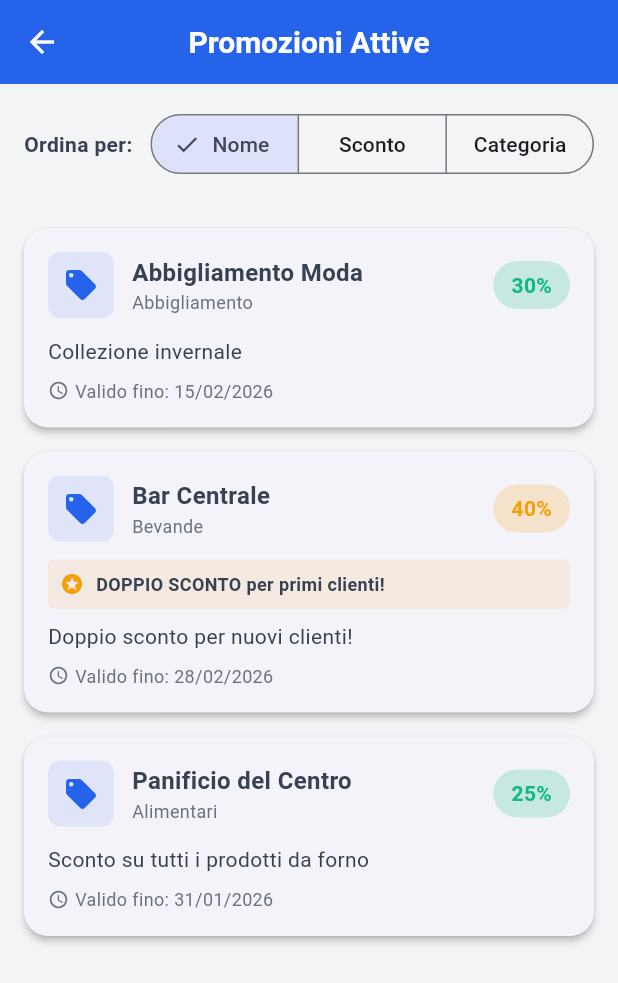
After one commit to DevWisdom08/rapresentante-commercianti, a Flutter app: the HomeCliente screen opened by its route, after a tap on "Promozioni Attive", on a phone screen of 412 x 824 dp. The commit adds this screen. Shown: the top 983 px of the screen. Run offline on Flutter 3.47's test engine with Material 3 defaults, Android fonts, the phone set to English and light mode, and no system bars; our stand-ins replace flutter_secure_storage, qr_flutter; missing offline and left inert: mobile_scanner; accounts and stored records are empty; network calls fail.

Commit message:
feat: punto 5 - added promotions view for cliente with sorting (nome/sconto/categoria)

```diff
--- a/frontend/lib/screens/cliente/home_cliente.dart
+++ b/frontend/lib/screens/cliente/home_cliente.dart
@@ -6,6 +6,7 @@ import '../../config/theme.dart';
 import 'storico_transazioni_screen.dart';
 import 'lista_esercenti_screen.dart';
 import 'qr_code_screen.dart';
+import 'promozioni_cliente_screen.dart';
 
 /// Home Cliente con wallet e funzionalità base
 class HomeCliente extends StatefulWidget {
@@ -158,6 +159,26 @@ class _HomeClienteState extends State<HomeCliente> {
                     ),
                     const SizedBox(height: AppTheme.spacingM),
 
+                    // Promozioni (NUOVO)
+                    Card(
+                      color: AppTheme.warning.withOpacity(0.05),
+                      child: ListTile(
+                        leading: Icon(Icons.local_offer, color: AppTheme.warning),
+                        title: const Text('Promozioni Attive'),
+                        subtitle: const Text('Scopri gli sconti disponibili'),
+                        trailing: const Icon(Icons.arrow_forward_ios, size: 16),
+                        onTap: () {
+                          Navigator.push(
+                            context,
+                            MaterialPageRoute(
+                              builder: (context) => const PromozioniClienteScreen(),
+                            ),
+                          );
+                        },
+                      ),
+                    ),
+                    const SizedBox(height: AppTheme.spacingM),
+
                     // Info placeholder
                     Card(
                       child: Padding(
--- /dev/null
+++ b/frontend/lib/screens/cliente/promozioni_cliente_screen.dart
@@ -0,0 +1,240 @@
+import 'package:flutter/material.dart';
+import '../../config/theme.dart';
+import '../../services/api_service.dart';
+
+/// Vista Promozioni per Cliente
+class PromozioniClienteScreen extends StatefulWidget {
+  const PromozioniClienteScreen({super.key});
+
+  @override
+  State<PromozioniClienteScreen> createState() => _PromozioniClienteScreenState();
+}
+
+class _PromozioniClienteScreenState extends State<PromozioniClienteScreen> {
+  final _apiService = ApiService();
+  List<Map<String, dynamic>> _promozioni = [];
+  String _ordinamento = 'nome'; // nome, sconto, categoria
+  bool _isLoading = true;
+
+  @override
+  void initState() {
+    super.initState();
+    _loadPromozioni();
+  }
+
+  Future<void> _loadPromozioni() async {
+    setState(() => _isLoading = true);
+
+    // Mock data per ora - da collegare con API
+    await Future.delayed(const Duration(milliseconds: 500));
+
+    setState(() {
+      _promozioni = [
+        {
+          'esercente': 'Panificio del Centro',
+          'categoria': 'Alimentari',
+          'tipo': 'Sconto 25%',
+          'sconto_percentuale': 25,
+          'descrizione': 'Sconto su tutti i prodotti da forno',
+          'valido_fino': '31/01/2026',
+        },
+        {
+          'esercente': 'Abbigliamento Moda',
+          'categoria': 'Abbigliamento',
+          'tipo': 'Sconto 30%',
+          'sconto_percentuale': 30,
+          'descrizione': 'Collezione invernale',
+          'valido_fino': '15/02/2026',
+        },
+        {
+          'esercente': 'Bar Centrale',
+          'categoria': 'Bevande',
+          'tipo': 'Primi clienti 40%',
+          'sconto_percentuale': 40,
+          'descrizione': 'Doppio sconto per nuovi clienti!',
+          'valido_fino': '28/02/2026',
+          'is_primi_clienti': true,
+        },
+      ];
+      _isLoading = false;
+    });
+
+    _ordinaPromozioni();
+  }
+
+  void _ordinaPromozioni() {
+    setState(() {
+      switch (_ordinamento) {
+        case 'nome':
+          _promozioni.sort((a, b) => a['esercente'].compareTo(b['esercente']));
+          break;
+        case 'sconto':
+          _promozioni.sort((a, b) => b['sconto_percentuale'].compareTo(a['sconto_percentuale']));
+          break;
+        case 'categoria':
+          _promozioni.sort((a, b) => a['categoria'].compareTo(b['categoria']));
+          break;
+      }
+    });
+  }
+
+  @override
+  Widget build(BuildContext context) {
+    return Scaffold(
+      appBar: AppBar(
+        title: const Text('Promozioni Attive'),
+      ),
+      body: Column(
+        children: [
+          // Filtri ordinamento
+          Container(
+            padding: const EdgeInsets.all(AppTheme.spacingM),
+            color: AppTheme.grigio100,
+            child: Row(
+              children: [
+                const Text('Ordina per:', style: TextStyle(fontWeight: FontWeight.w600)),
+                const SizedBox(width: 12),
+                Expanded(
+                  child: SegmentedButton<String>(
+                    segments: const [
+                      ButtonSegment(value: 'nome', label: Text('Nome')),
+                      ButtonSegment(value: 'sconto', label: Text('Sconto')),
+                      ButtonSegment(value: 'categoria', label: Text('Categoria')),
+                    ],
+                    selected: {_ordinamento},
+                    onSelectionChanged: (Set<String> newSelection) {
+                      setState(() {
+                        _ordinamento = newSelection.first;
+                        _ordinaPromozioni();
+                      });
+                    },
+                  ),
+                ),
+              ],
+            ),
+          ),
+
+          // Lista promozioni
+          Expanded(
+            child: _isLoading
+                ? const Center(child: CircularProgressIndicator())
+                : ListView.builder(
+                    padding: const EdgeInsets.all(AppTheme.spacingM),
+                    itemCount: _promozioni.length,
+                    itemBuilder: (context, index) {
+                      final promo = _promozioni[index];
+                      return _buildPromoCard(promo);
+                    },
+                  ),
+          ),
+        ],
+      ),
+    );
+  }
+
+  Widget _buildPromoCard(Map<String, dynamic> promo) {
+    final isPrimiClienti = promo['is_primi_clienti'] == true;
+
+    return Card(
+      margin: const EdgeInsets.only(bottom: AppTheme.spacingM),
+      child: Padding(
+        padding: const EdgeInsets.all(AppTheme.spacingM),
+        child: Column(
+          crossAxisAlignment: CrossAxisAlignment.start,
+          children: [
+            Row(
+              children: [
+                Container(
+                  padding: const EdgeInsets.all(10),
+                  decoration: BoxDecoration(
+                    color: AppTheme.primario.withOpacity(0.1),
+                    borderRadius: BorderRadius.circular(8),
+                  ),
+                  child: Icon(Icons.local_offer, color: AppTheme.primario),
+                ),
+                const SizedBox(width: 12),
+                Expanded(
+                  child: Column(
+                    crossAxisAlignment: CrossAxisAlignment.start,
+                    children: [
+                      Text(
+                        promo['esercente'],
+                        style: const TextStyle(
+                          fontWeight: FontWeight.bold,
+                          fontSize: 16,
+                        ),
+                      ),
+                      Text(
+                        promo['categoria'],
+                        style: TextStyle(
+                          fontSize: 12,
+                          color: AppTheme.grigio500,
+                        ),
+                      ),
+                    ],
+                  ),
+                ),
+                Container(
+                  padding: const EdgeInsets.symmetric(horizontal: 12, vertical: 6),
+                  decoration: BoxDecoration(
+                    color: isPrimiClienti
+                        ? AppTheme.warning.withOpacity(0.2)
+                        : AppTheme.success.withOpacity(0.2),
+                    borderRadius: BorderRadius.circular(16),
+                  ),
+                  child: Text(
+                    '${promo['sconto_percentuale']}%',
+                    style: TextStyle(
+                      fontWeight: FontWeight.bold,
+                      color: isPrimiClienti ? AppTheme.warning : AppTheme.success,
+                    ),
+                  ),
+                ),
+              ],
+            ),
+            const SizedBox(height: 12),
+
+            if (isPrimiClienti)
+              Container(
+                padding: const EdgeInsets.all(8),
+                decoration: BoxDecoration(
+                  color: AppTheme.warning.withOpacity(0.1),
+                  borderRadius: BorderRadius.circular(4),
+                ),
+                child: Row(
+                  children: [
+                    Icon(Icons.stars, size: 16, color: AppTheme.warning),
+                    const SizedBox(width: 8),
+                    const Expanded(
+                      child: Text(
+                        'DOPPIO SCONTO per primi clienti!',
+                        style: TextStyle(fontSize: 12, fontWeight: FontWeight.w600),
+                      ),
+                    ),
+                  ],
+                ),
+              ),
+
+            if (isPrimiClienti) const SizedBox(height: 8),
+
+            Text(
+              promo['descrizione'],
+              style: Theme.of(context).textTheme.bodyMedium,
+            ),
+            const SizedBox(height: 8),
+            Row(
+              children: [
+                Icon(Icons.access_time, size: 14, color: AppTheme.grigio500),
+                const SizedBox(width: 4),
+                Text(
+                  'Valido fino: ${promo['valido_fino']}',
+                  style: TextStyle(fontSize: 12, color: AppTheme.grigio500),
+                ),
+              ],
+            ),
+          ],
+        ),
+      ),
+    );
+  }
+}
```
